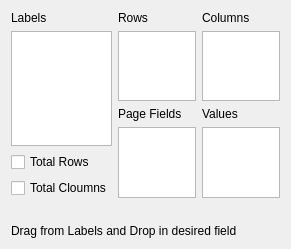
The window that plugins/staging/pivottables/pivotmain.ui (KDE/krita) describes before a commit, drawn with Qt 5.
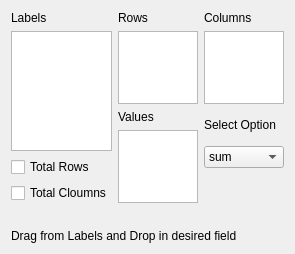
The same window after the commit.

Commit message: Merged PivotOptions into PivotMain. All working GUI.

```diff
--- a/plugins/staging/pivottables/pivotmain.ui
+++ b/plugins/staging/pivottables/pivotmain.ui
@@ -6,8 +6,8 @@
    <rect>
     <x>0</x>
     <y>0</y>
-    <width>291</width>
-    <height>249</height>
+    <width>295</width>
+    <height>254</height>
    </rect>
   </property>
   <property name="windowTitle">
@@ -87,14 +87,14 @@
          <item row="1" column="0">
           <layout class="QVBoxLayout" name="verticalLayout_6">
            <item>
-            <widget class="QLabel" name="label_5">
+            <widget class="QLabel" name="label_8">
              <property name="text">
-              <string>Page Fields</string>
+              <string>Values</string>
              </property>
             </widget>
            </item>
            <item>
-            <widget class="QListWidget" name="PageFields"/>
+            <widget class="QListWidget" name="Values"/>
            </item>
           </layout>
          </item>
@@ -103,12 +103,45 @@
            <item>
             <widget class="QLabel" name="label_4">
              <property name="text">
-              <string>Values</string>
+              <string>Select Option</string>
              </property>
             </widget>
            </item>
            <item>
-            <widget class="QListWidget" name="Values"/>
+            <widget class="QComboBox" name="selectOption">
+             <item>
+              <property name="text">
+               <string>sum</string>
+              </property>
+             </item>
+             <item>
+              <property name="text">
+               <string>average</string>
+              </property>
+             </item>
+             <item>
+              <property name="text">
+               <string>max</string>
+              </property>
+             </item>
+             <item>
+              <property name="text">
+               <string>min</string>
+              </property>
+             </item>
+             <item>
+              <property name="text">
+               <string>count</string>
+              </property>
+             </item>
+            </widget>
+           </item>
+           <item>
+            <widget class="QLabel" name="label_5">
+             <property name="text">
+              <string/>
+             </property>
+            </widget>
            </item>
           </layout>
          </item>
```
The commit also changes 2 other files.
